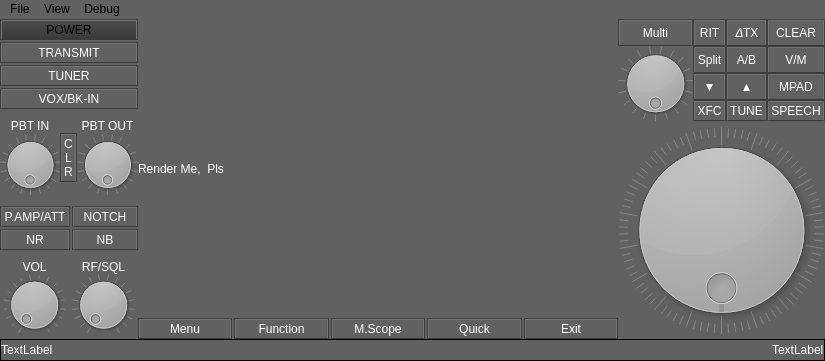
Above: mainwindow.ui from mckaymatthew/rdu3 before the change. Below: the same form after it.
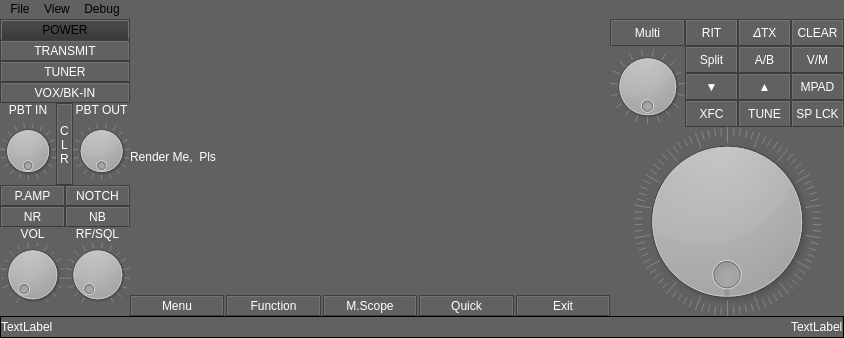
That is the form after the change. Custom widgets are drawn as their Qt base class.

```diff
--- a/mainwindow.ui
+++ b/mainwindow.ui
@@ -6,8 +6,8 @@
    <rect>
     <x>0</x>
     <y>0</y>
-    <width>825</width>
-    <height>361</height>
+    <width>844</width>
+    <height>338</height>
    </rect>
   </property>
   <property name="windowTitle">
@@ -162,11 +162,8 @@
               <property name="bottomMargin">
                <number>0</number>
               </property>
-              <property name="horizontalSpacing">
-               <number>2</number>
-              </property>
-              <property name="verticalSpacing">
-               <number>10</number>
+              <property name="spacing">
+               <number>0</number>
               </property>
               <item row="1" column="2">
                <widget class="QWidget" name="widget_6" native="true">
@@ -240,6 +237,12 @@
                  </item>
                  <item row="1" column="1" rowspan="2">
                   <widget class="QPushButton" name="pushButton_3">
+                   <property name="sizePolicy">
+                    <sizepolicy hsizetype="Minimum" vsizetype="Expanding">
+                     <horstretch>0</horstretch>
+                     <verstretch>0</verstretch>
+                    </sizepolicy>
+                   </property>
                    <property name="text">
                     <string>C
 L
@@ -266,8 +269,22 @@
                   <number>0</number>
                  </property>
                  <property name="spacing">
-                  <number>2</number>
+                  <number>0</number>
                  </property>
+                 <item row="1" column="1">
+                  <widget class="QPushButton" name="fpb_NB_0e04">
+                   <property name="text">
+                    <string>NB</string>
+                   </property>
+                  </widget>
+                 </item>
+                 <item row="0" column="1">
+                  <widget class="QPushButton" name="fpb_Notch_0e02">
+                   <property name="text">
+                    <string>NOTCH</string>
+                   </property>
+                  </widget>
+                 </item>
                  <item row="1" column="0">
                   <widget class="QPushButton" name="fpb_NR_0e08">
                    <property name="text">
@@ -278,21 +295,7 @@
                  <item row="0" column="0">
                   <widget class="QPushButton" name="fpb_PAmpAtt_0e01">
                    <property name="text">
-                    <string>P.AMP/ATT</string>
-                   </property>
-                  </widget>
-                 </item>
-                 <item row="0" column="1">
-                  <widget class="QPushButton" name="fpb_Notch_0e02">
-                   <property name="text">
-                    <string>NOTCH</string>
-                   </property>
-                  </widget>
-                 </item>
-                 <item row="1" column="1">
-                  <widget class="QPushButton" name="fpb_NB_0e04">
-                   <property name="text">
-                    <string>NB</string>
+                    <string>P.AMP</string>
                    </property>
                   </widget>
                  </item>
@@ -303,7 +306,7 @@
                <widget class="QWidget" name="widget_3" native="true">
                 <layout class="QVBoxLayout" name="verticalLayout">
                  <property name="spacing">
-                  <number>2</number>
+                  <number>0</number>
                  </property>
                  <property name="leftMargin">
                   <number>0</number>
@@ -570,7 +573,7 @@
                   <widget class="QPushButton" name="fpb_Clear_0f40">
                    <property name="minimumSize">
                     <size>
-                     <width>0</width>
+                     <width>53</width>
                      <height>27</height>
                     </size>
                    </property>
@@ -596,7 +599,7 @@
                   <widget class="QPushButton" name="fpb_MDown_0f08">
                    <property name="minimumSize">
                     <size>
-                     <width>0</width>
+                     <width>53</width>
                      <height>27</height>
                     </size>
                    </property>
@@ -609,7 +612,7 @@
                   <widget class="QPushButton" name="fpb_AB_0f01">
                    <property name="minimumSize">
                     <size>
-                     <width>0</width>
+                     <width>53</width>
                      <height>27</height>
                     </size>
                    </property>
@@ -666,7 +669,7 @@
                   <widget class="QPushButton" name="fpb_MPad_0e80">
                    <property name="minimumSize">
                     <size>
-                     <width>0</width>
+                     <width>53</width>
                      <height>27</height>
                     </size>
                    </property>
@@ -703,6 +706,12 @@
                  </item>
                  <item row="4" column="2">
                   <widget class="QPushButton" name="fpb_Tuner_0e20">
+                   <property name="minimumSize">
+                    <size>
+                     <width>53</width>
+                     <height>27</height>
+                    </size>
+                   </property>
                    <property name="text">
                     <string>TUNE</string>
                    </property>
@@ -725,7 +734,7 @@
                   <widget class="QPushButton" name="fpb_MUp_0f04">
                    <property name="minimumSize">
                     <size>
-                     <width>0</width>
+                     <width>53</width>
                      <height>27</height>
                     </size>
                    </property>
@@ -739,8 +748,14 @@
                    <property name="enabled">
                     <bool>true</bool>
                    </property>
+                   <property name="minimumSize">
+                    <size>
+                     <width>53</width>
+                     <height>27</height>
+                    </size>
+                   </property>
                    <property name="text">
-                    <string>SPEECH</string>
+                    <string>SP LCK</string>
                    </property>
                   </widget>
                  </item>
@@ -749,6 +764,12 @@
                    <property name="enabled">
                     <bool>true</bool>
                    </property>
+                   <property name="minimumSize">
+                    <size>
+                     <width>53</width>
+                     <height>27</height>
+                    </size>
+                   </property>
                    <property name="text">
                     <string>XFC</string>
                    </property>
@@ -1018,7 +1039,7 @@
     <rect>
      <x>0</x>
      <y>0</y>
-     <width>825</width>
+     <width>844</width>
      <height>21</height>
     </rect>
    </property>
@@ -1046,6 +1067,7 @@
     <addaction name="menuFramerate"/>
     <addaction name="actionSave_PNG"/>
     <addaction name="actionOpen_log_file"/>
+    <addaction name="actionSettings"/>
    </widget>
    <widget class="QMenu" name="menuDebug">
     <property name="title">
@@ -1248,6 +1270,11 @@
     <string>Open log file</string>
    </property>
   </action>
+  <action name="actionSettings">
+   <property name="text">
+    <string>Settings</string>
+   </property>
+  </action>
  </widget>
  <customwidgets>
   <customwidget>
```
